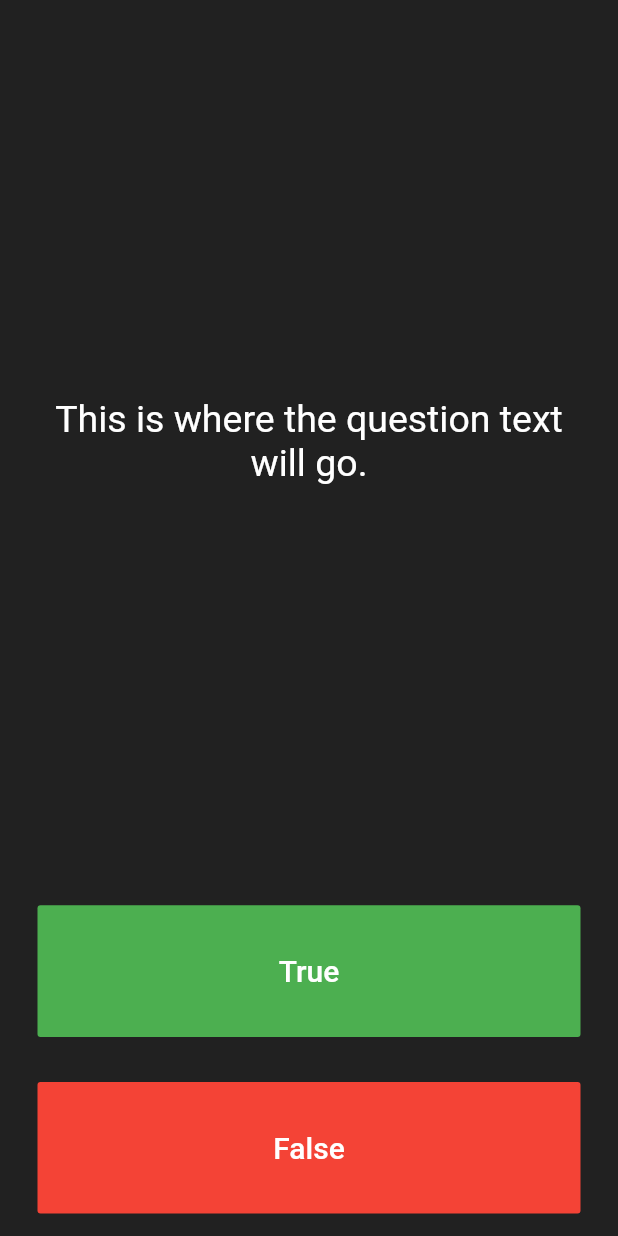
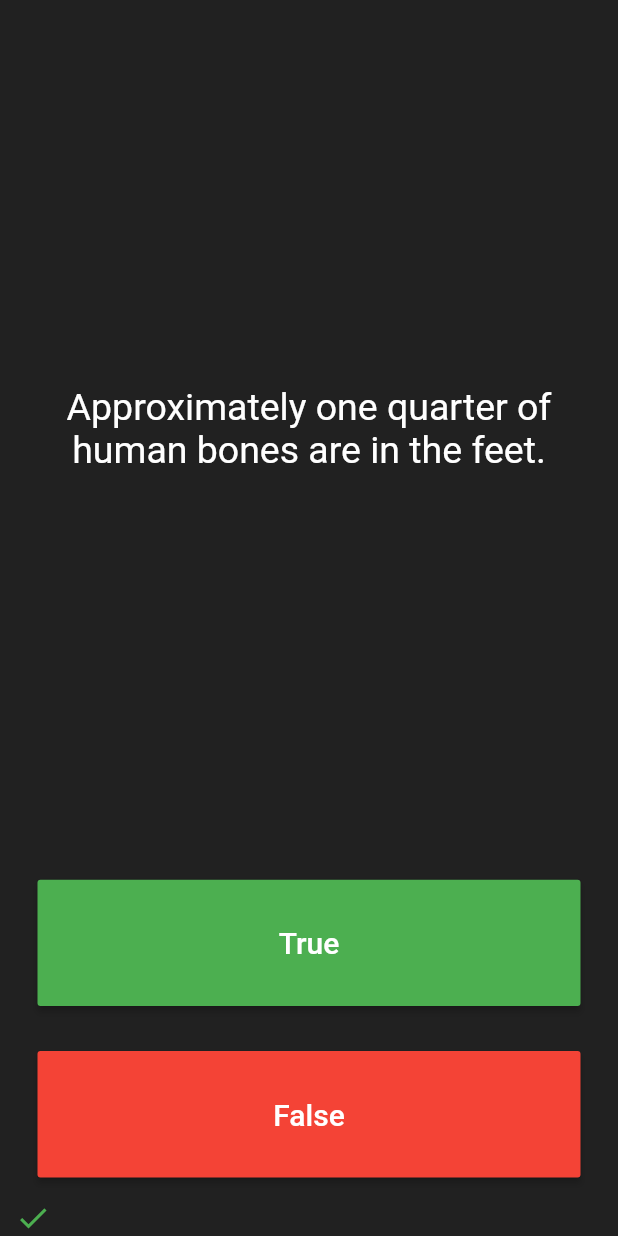
Before and after one commit to fell-lucas/flutter-angela, a Flutter app: the screen it shows after launch, after a tap on "True", on a phone screen of 412 x 824 dp. Run offline on Flutter 3.47's test engine with Material 2 defaults, Android fonts, the phone set to English and light mode, and no system bars; our stand-ins replace audioplayers.

Commit message:
quizzler - questions, scorekeeper

```diff
--- a/quizzler-flutter/lib/main.dart
+++ b/quizzler-flutter/lib/main.dart
@@ -25,6 +25,23 @@ class QuizPage extends StatefulWidget {
 }
 
 class _QuizPageState extends State<QuizPage> {
+  List<Widget> scoreKeeper = [];
+  List<String> questions = [
+    'You can lead a cow down stairs but not up stairs.',
+    'Approximately one quarter of human bones are in the feet.',
+    'A slug\'s blood is green.',
+  ];
+  int currentQuestion = 0;
+  void updateScore(bool result) {
+    setState(() {
+      currentQuestion++;
+      scoreKeeper.add(Icon(
+        result ? Icons.check : Icons.close,
+        color: result ? Colors.green : Colors.red,
+      ));
+    });
+  }
+
   @override
   Widget build(BuildContext context) {
     return Column(
@@ -37,7 +54,7 @@ class _QuizPageState extends State<QuizPage> {
             padding: EdgeInsets.all(10.0),
             child: Center(
               child: Text(
-                'This is where the question text will go.',
+                questions[currentQuestion],
                 textAlign: TextAlign.center,
                 style: TextStyle(
                   fontSize: 25.0,
@@ -50,7 +67,7 @@ class _QuizPageState extends State<QuizPage> {
         Expanded(
           child: Padding(
             padding: EdgeInsets.all(15.0),
-            child: FlatButton(
+            child: MaterialButton(
               textColor: Colors.white,
               color: Colors.green,
               child: Text(
@@ -60,16 +77,14 @@ class _QuizPageState extends State<QuizPage> {
                   fontSize: 20.0,
                 ),
               ),
-              onPressed: () {
-                //The user picked true.
-              },
+              onPressed: () => updateScore(true),
             ),
           ),
         ),
         Expanded(
           child: Padding(
             padding: EdgeInsets.all(15.0),
-            child: FlatButton(
+            child: MaterialButton(
               color: Colors.red,
               child: Text(
                 'False',
@@ -78,13 +93,13 @@ class _QuizPageState extends State<QuizPage> {
                   color: Colors.white,
                 ),
               ),
-              onPressed: () {
-                //The user picked false.
-              },
+              onPressed: () => updateScore(false),
             ),
           ),
         ),
-        //TODO: Add a Row here as your score keeper
+        Row(
+          children: scoreKeeper,
+        )
       ],
     );
   }
```
